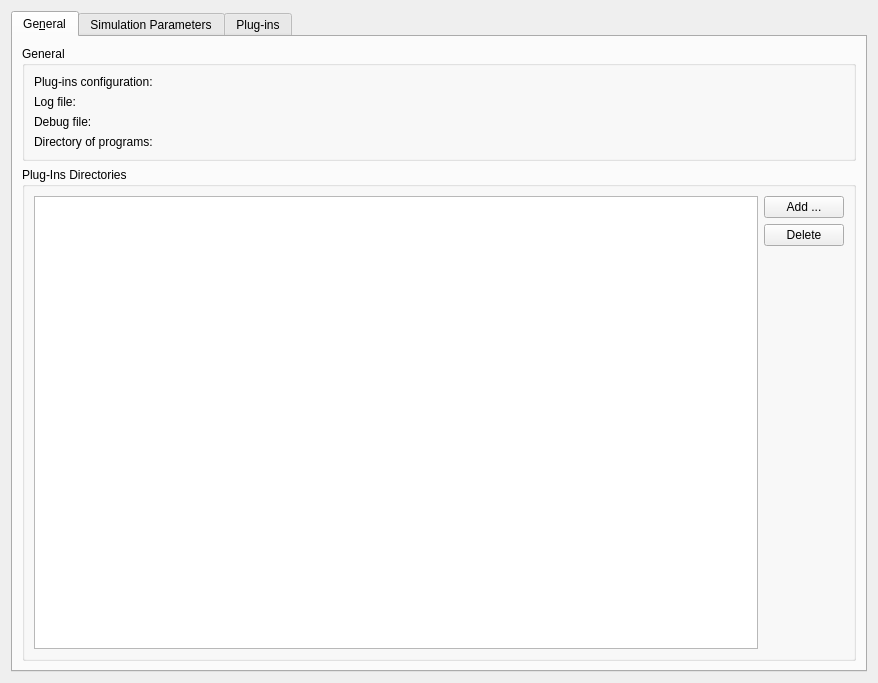
pfrancq/galilei, file kgalileicenter/configure.ui: the form before one commit.
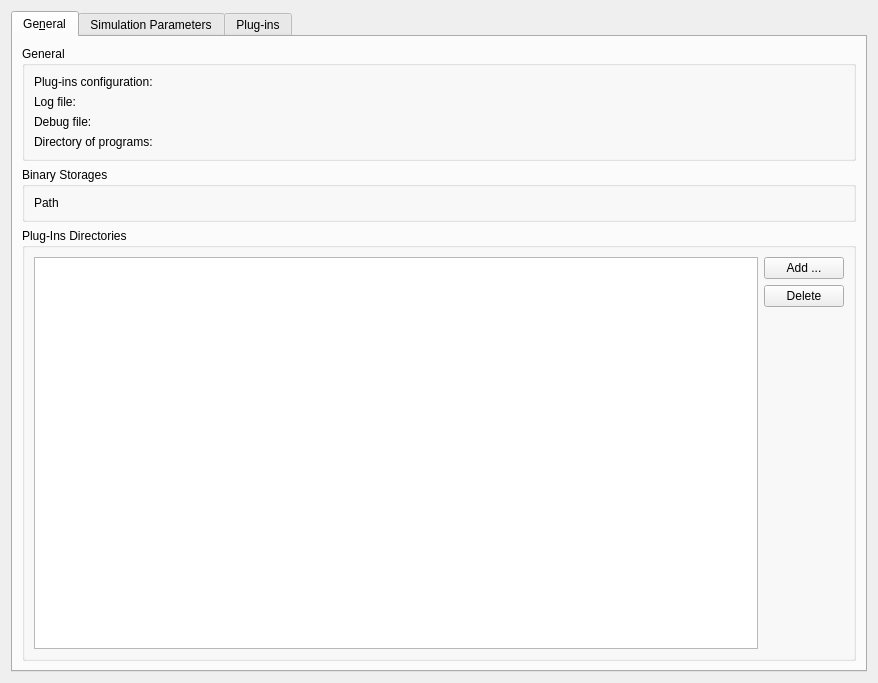
The form after the commit. The open tabs and pages were chosen to show the change. Custom widgets are drawn as their Qt base class.

Commit message: - Class 'GWordOccurs' is removed. - Saving and loading vectors and XML structures are moved from GStorage to GIndexer.

```diff
--- a/kgalileicenter/configure.ui
+++ b/kgalileicenter/configure.ui
@@ -100,6 +100,28 @@
          </layout>
         </widget>
        </item>
+       <item>
+        <widget class="QGroupBox" name="groupBox4" >
+         <property name="title" >
+          <string>Binary Storages</string>
+         </property>
+         <layout class="QHBoxLayout" name="_16" >
+          <item>
+           <widget class="QLabel" name="textLabel1_6" >
+            <property name="text" >
+             <string>Path</string>
+            </property>
+            <property name="wordWrap" >
+             <bool>false</bool>
+            </property>
+           </widget>
+          </item>
+          <item>
+           <widget class="KUrlRequester" name="IndexDir" />
+          </item>
+         </layout>
+        </widget>
+       </item>
        <item>
         <widget class="QGroupBox" name="groupBox" >
          <property name="title" >
```
Left out of the diff: 8 changed lines with no effect on the pictures. The commit also changes 5 other files.
